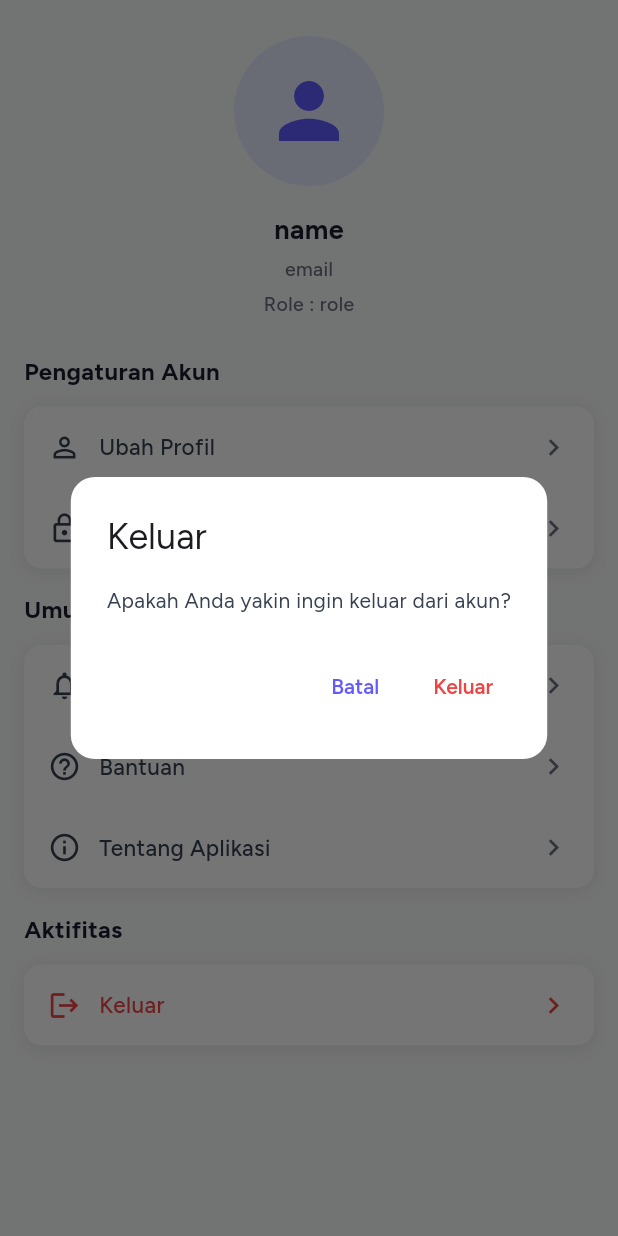
After one commit to Jawara-Land/jawara-pintar-mobile, a Flutter app: the ProfileScreen screen opened directly, after a tap on "Keluar", on a phone screen of 412 x 824 dp. The commit adds this screen. Run offline on Flutter 3.47's test engine with Material 3 defaults, Android fonts, the phone set to English and light mode, and no system bars; our stand-ins replace get, google_fonts.

Commit message:
feat(profile): ✨ implement profile UI

```diff
--- a/lib/configs/routes/route.dart
+++ b/lib/configs/routes/route.dart
@@ -7,4 +7,5 @@ abstract class Routes {
   static const String homeRoute = '/home';
   static const String announcementRoute = '/announcement';
   static const String aspirationRoute = '/aspiration';
+  static const String profileRoute = '/profile';
 }
--- /dev/null
+++ b/lib/modules/features/profile/bindings/profile_binding.dart
@@ -0,0 +1,9 @@
+import 'package:get/get.dart';
+import 'package:jawara_mobile/modules/features/profile/controllers/profile_controller.dart';
+
+class ProfileBinding extends Bindings {
+  @override
+  void dependencies() {
+    Get.put(ProfileController());
+  }
+}
--- /dev/null
+++ b/lib/modules/features/profile/constants/profile_api_constant.dart
@@ -0,0 +1,3 @@
+class ProfileApiConstant {
+  final String example = 'example';
+}
--- /dev/null
+++ b/lib/modules/features/profile/constants/profile_assets_constant.dart
@@ -0,0 +1,3 @@
+class ProfileAssetsConstant {
+  final String example = 'example';
+}
--- /dev/null
+++ b/lib/modules/features/profile/controllers/profile_controller.dart
@@ -0,0 +1,5 @@
+import 'package:get/get.dart';
+
+class ProfileController extends GetxController {
+  static ProfileController get to => Get.find();
+}
--- /dev/null
+++ b/lib/modules/features/profile/repositories/profile_repository.dart
@@ -0,0 +1,7 @@
+import 'package:jawara_mobile/modules/features/profile/constants/profile_api_constant.dart';
+
+class ProfileRepository {
+  ProfileRepository._();
+
+  var apiConstant = ProfileApiConstant();
+}
--- /dev/null
+++ b/lib/modules/features/profile/view/ui/profile_screen.dart
@@ -0,0 +1,231 @@
+import 'package:flutter/material.dart';
+import 'package:get/get.dart';
+import 'package:jawara_mobile/shared/controllers/auth_controller.dart';
+import 'package:jawara_mobile/shared/styles/app_styles.dart';
+
+class ProfileScreen extends StatelessWidget {
+  const ProfileScreen({super.key});
+
+  @override
+  Widget build(BuildContext context) {
+    return SafeArea(
+      child: Scaffold(
+        body: Container(
+          color: AppColor.background,
+          child: ListView(
+            padding: const EdgeInsets.symmetric(vertical: 24),
+            children: [
+              Center(
+                child: Column(
+                  children: [
+                    Container(
+                      width: 100,
+                      height: 100,
+                      decoration: BoxDecoration(
+                        shape: BoxShape.circle,
+                        color: AppColor.primaryLight,
+                      ),
+                      child: Icon(
+                        Icons.person,
+                        size: 60,
+                        color: AppColor.primary,
+                      ),
+                    ),
+                    SizedBox(height: 16),
+                    Text(
+                      'name',
+                      style: AppTextStyle.headingSmall.copyWith(
+                        fontWeight: FontWeight.w700,
+                      ),
+                    ),
+
+                    SizedBox(height: 4),
+
+                    Text(
+                      'email',
+                      style: AppTextStyle.bodySmall.copyWith(
+                        color: AppColor.textTertiary,
+                      ),
+                    ),
+
+                    SizedBox(height: 4),
+
+                    Text(
+                      'Role : role',
+                      style: AppTextStyle.bodySmall.copyWith(
+                        color: AppColor.textTertiary,
+                      ),
+                    ),
+                  ],
+                ),
+              ),
+
+              SizedBox(height: 24),
+
+              Padding(
+                padding: const EdgeInsets.symmetric(horizontal: 16),
+                child: _buildSection(
+                  title: 'Pengaturan Akun',
+                  items: [
+                    _buildMenuItem(
+                      icon: Icons.person_outline,
+                      label: 'Ubah Profil',
+                      onTap: () {},
+                    ),
+                    _buildMenuItem(
+                      icon: Icons.lock_outline,
+                      label: 'Ubah Kata Sandi',
+                      onTap: () {},
+                    ),
+                  ],
+                ),
+              ),
+
+              SizedBox(height: 16),
+
+              Padding(
+                padding: const EdgeInsets.symmetric(horizontal: 16),
+                child: _buildSection(
+                  title: 'Umum',
+                  items: [
+                    _buildMenuItem(
+                      icon: Icons.notifications_none,
+                      label: 'Notifikasi',
+                      onTap: () {},
+                    ),
+                    _buildMenuItem(
+                      icon: Icons.help_outline,
+                      label: 'Bantuan',
+                      onTap: () {},
+                    ),
+                    _buildMenuItem(
+                      icon: Icons.info_outline,
+                      label: 'Tentang Aplikasi',
+                      onTap: () {},
+                    ),
+                  ],
+                ),
+              ),
+
+              SizedBox(height: 16),
+
+              Padding(
+                padding: const EdgeInsets.symmetric(horizontal: 16),
+                child: _buildSection(
+                  title: 'Aktifitas',
+                  items: [
+                    _buildMenuItem(
+                      icon: Icons.logout,
+                      label: 'Keluar',
+                      onTap: () {
+                        _showLogoutConfirmation();
+                      },
+                      isLogout: true,
+                    ),
+                  ],
+                ),
+              ),
+            ],
+          ),
+        ),
+      ),
+    );
+  }
+
+  void _showLogoutConfirmation() {
+    Get.dialog(
+      AlertDialog(
+        shape: RoundedRectangleBorder(borderRadius: BorderRadius.circular(16)),
+        title: const Text('Keluar'),
+        content: const Text('Apakah Anda yakin ingin keluar dari akun?'),
+        actions: [
+          TextButton(onPressed: () => Get.back(), child: const Text('Batal')),
+          TextButton(
+            onPressed: () {
+              Get.back();
+              AuthController.to.logout();
+            },
+            style: TextButton.styleFrom(foregroundColor: AppColor.error),
+            child: const Text('Keluar'),
+          ),
+        ],
+      ),
+    );
+  }
+
+  String _formatRole(String role) {
+    switch (role) {
+      case 'resident':
+        return 'Warga';
+      case 'community_head':
+        return 'Ketua RT/RW';
+      case 'admin':
+        return 'Admin';
+      default:
+        return role;
+    }
+  }
+
+  Widget _buildSection({required String title, required List<Widget> items}) {
+    return Column(
+      crossAxisAlignment: CrossAxisAlignment.start,
+      children: [
+        Padding(
+          padding: const EdgeInsets.only(bottom: 12),
+          child: Text(title, style: AppTextStyle.titleLarge),
+        ),
+        Container(
+          decoration: BoxDecoration(
+            color: AppColor.surface,
+            borderRadius: BorderRadius.circular(12),
+            boxShadow: [
+              BoxShadow(
+                color: AppColor.shadow,
+                blurRadius: 8,
+                offset: const Offset(0, 2),
+              ),
+            ],
+          ),
+          child: Column(children: items),
+        ),
+      ],
+    );
+  }
+
+  Widget _buildMenuItem({
+    required IconData icon,
+    required String label,
+    required VoidCallback onTap,
+    bool isLogout = false,
+  }) {
+    return InkWell(
+      onTap: onTap,
+      child: Container(
+        padding: const EdgeInsets.symmetric(horizontal: 16, vertical: 16),
+        child: Row(
+          children: [
+            Icon(
+              icon,
+              size: 22,
+              color: isLogout ? AppColor.error : AppColor.textSecondary,
+            ),
+            const SizedBox(width: 12),
+            Expanded(
+              child: Text(
+                label,
+                style: AppTextStyle.titleMedium.copyWith(
+                  color: isLogout ? AppColor.error : AppColor.textSecondary,
+                ),
+              ),
+            ),
+            Icon(
+              Icons.chevron_right,
+              size: 22,
+              color: isLogout ? AppColor.error : AppColor.textTertiary,
+            ),
+          ],
+        ),
+      ),
+    );
+  }
+}
```
